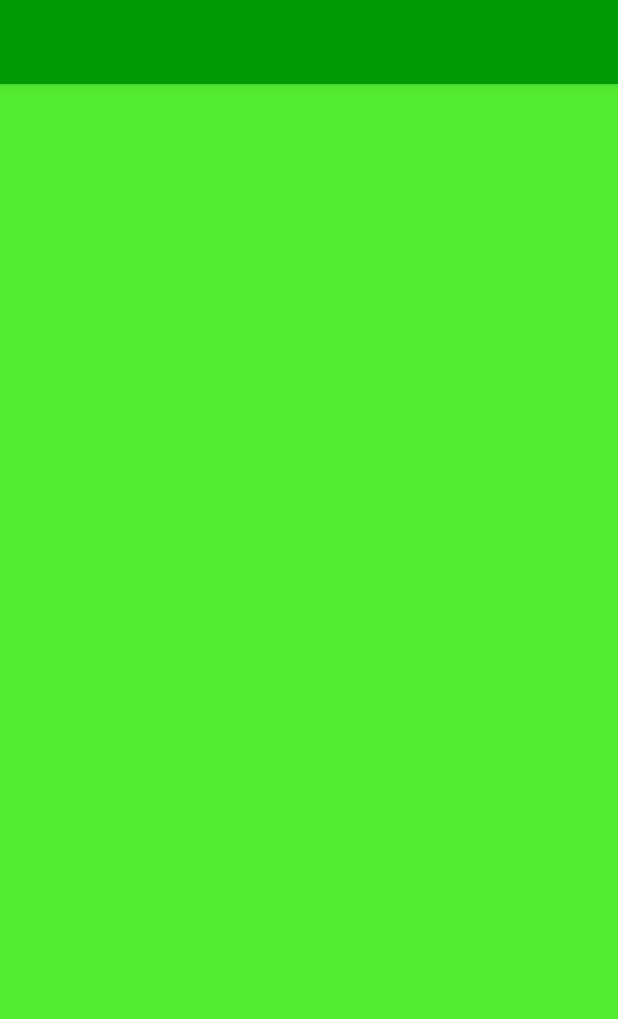
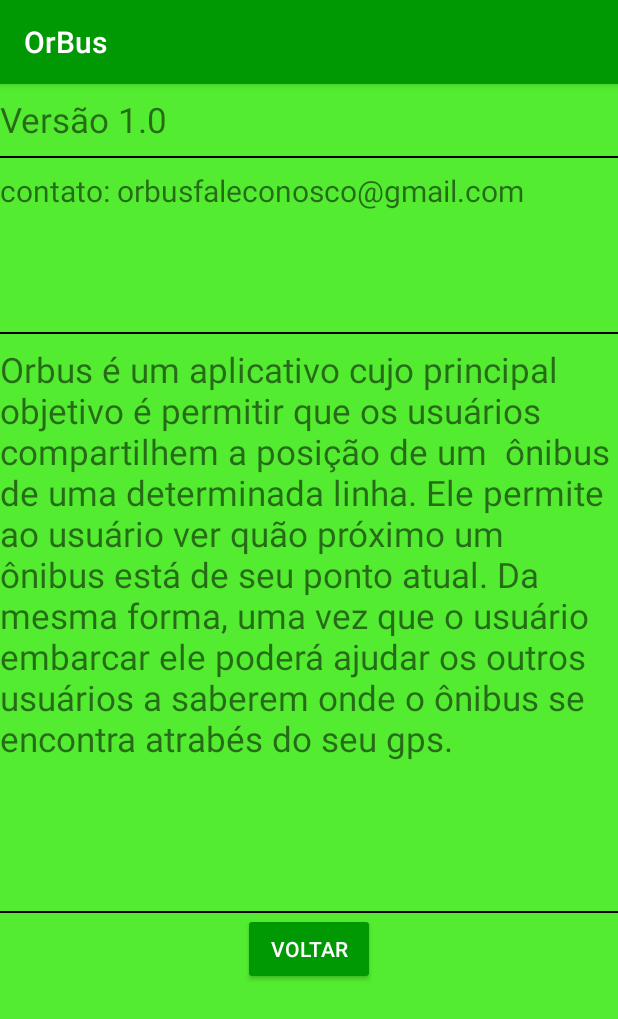
Before and after one commit to Rogielgit/OrBus, an Android app: the screen it shows after launch (LoginActivity before the commit, Sobre after it), after a tap on "SOBRE", on a phone screen of 412 x 824 dp. Shown: the top 1019 px of the screen. Run offline under Robolectric (Android 15) with nearby library versions, the phone set to English and light mode, and no system bars; our stand-ins replace Firebase (no records; nobody signed in at launch, a user with empty details on screens opened directly).

Commit message:
#carregamento, e fixação de telas arrumados

```diff
--- a/app/src/main/java/orbus/example/computeiro/orbus/LoginActivity.java
+++ b/app/src/main/java/orbus/example/computeiro/orbus/LoginActivity.java
@@ -208,13 +208,8 @@ public class LoginActivity extends BaseActivity implements
 	private void updateUI(FirebaseUser user) {
 		hideProgressDialog();
 		if (user != null) {
-			// mStatusTextView.setText(getString(R.string.emailpassword_status_fmt, user.getEmail()));
-			//mDetailTextView.setText(getString(R.string.firebase_status_fmt, user.getUid()));
+
 			showProgressDialog();
-						/*findViewById(R.id.email_password_buttons).setVisibility(View.GONE);
-            findViewById(R.id.email_password_fields).setVisibility(View.GONE);
-            findViewById(R.id.sign_out_button).setVisibility(View.VISIBLE);*/
-
 			Intent it = new Intent(LoginActivity.this, PesquisarActivity.class);
 			startActivity(it);
 		}
@@ -234,10 +229,11 @@ public class LoginActivity extends BaseActivity implements
         // automatically handle clicks on the Home/Up button, so long
         // as you specify a parent activity in AndroidManifest.xml.
         int id = item.getItemId();
-		if(id ==R.id.aboutProjet)
+		if(id == R.id.aboutProjet)
 		{
 			setContentView(R.layout.activity_sobre);
-			//return true;
+			Intent intent = new Intent(LoginActivity.this, Sobre.class);
+			startActivity(intent);
 		}
         return super.onOptionsItemSelected(item);
     }
--- /dev/null
+++ b/app/src/main/java/orbus/example/computeiro/orbus/Sobre.java
@@ -0,0 +1,40 @@
+package orbus.example.computeiro.orbus;
+
+import android.content.Intent;
+import android.os.Bundle;
+import android.support.v7.app.AppCompatActivity;
+import android.support.v7.widget.Toolbar;
+import android.view.View;
+import android.widget.Button;
+
+
+/**
+ * Created by computeiro on 04/12/16.
+ */
+
+public class Sobre extends AppCompatActivity implements View.OnClickListener{
+
+    private Toolbar toolbar;
+
+    @Override
+    protected void onCreate(Bundle savedInstanceState) {
+        super.onCreate(savedInstanceState);
+
+        setContentView(R.layout.activity_sobre);
+        findViewById(R.id.voltar).setOnClickListener(this);
+        toolbar = (Toolbar) findViewById(R.id.toolbar);
+        setSupportActionBar(toolbar);
+    }
+
+    @Override
+    public void onClick(View v) {
+
+        int i = v.getId();
+        if (i==R.id.voltar){
+            Intent intent = new Intent(Sobre.this, LoginActivity.class);
+            startActivity(intent);
+
+        }
+
+    }
+}
--- a/app/src/main/res/layout/activity_embarcar.xml
+++ b/app/src/main/res/layout/activity_embarcar.xml
@@ -43,8 +43,9 @@
         <LinearLayout
             android:layout_width="3dp"
             android:layout_height="match_parent"
-            android:background="#FF000000"
+            android:background="#000000"
             android:orientation="horizontal"></LinearLayout>
+
 
         <Button
             android:id="@+id/bMenuEmbarcar"
--- a/app/src/main/res/layout/activity_sobre.xml
+++ b/app/src/main/res/layout/activity_sobre.xml
@@ -1,5 +1,6 @@
 <?xml version="1.0" encoding="utf-8"?>
 <LinearLayout xmlns:android="http://schemas.android.com/apk/res/android"
+
     xmlns:tools="http://schemas.android.com/tools"
     xmlns:app="http://schemas.android.com/apk/res-auto"
     android:id="@+id/activity_sobre"
@@ -22,4 +23,60 @@
             android:background="?attr/colorPrimary"
             app:popupTheme="@style/AppTheme.PopupOverlay" />
     </android.support.design.widget.AppBarLayout>
-    </LinearLayout>
+
+
+    <TextView
+        android:text="Versão 1.0"
+        android:layout_width="wrap_content"
+        android:layout_height="wrap_content"
+        android:id="@+id/textView2"
+        android:textSize="23dp"
+        android:layout_weight="0.10"
+        android:layout_marginTop="8dp"/>
+    <LinearLayout
+        android:layout_width="match_parent"
+        android:layout_height="1dp"
+        android:background="#FF000000"
+        android:orientation="horizontal"></LinearLayout>
+    <TextView
+        android:text="contato: orbusfaleconosco@gmail.com"
+        android:layout_width="wrap_content"
+        android:layout_height="wrap_content"
+        android:id="@+id/textView4"
+        android:layout_weight="0.91"
+        android:textSize="20dp"
+        android:layout_marginTop="8dp"/>
+
+    <LinearLayout
+        android:layout_width="match_parent"
+        android:layout_height="1dp"
+        android:background="#FF000000"
+        android:orientation="horizontal"></LinearLayout>
+    <TextView
+        android:text="Orbus é um aplicativo cujo principal objetivo é permitir que os usuários compartilhem a posição de um  ônibus de uma determinada linha. Ele permite ao usuário ver quão próximo um ônibus está de seu ponto atual. Da mesma forma, uma vez que o usuário embarcar ele poderá ajudar os outros usuários a saberem onde o ônibus se encontra atrabés do seu gps. "
+        android:layout_width="wrap_content"
+        android:layout_height="wrap_content"
+        android:id="@+id/textView3"
+        android:layout_weight="1.12"
+        android:layout_marginTop="8dp"
+        android:textSize="23dp"/>
+    <LinearLayout
+        android:layout_width="match_parent"
+        android:layout_height="1dp"
+        android:background="#FF000000"
+        android:orientation="horizontal"></LinearLayout>
+    <LinearLayout
+    android:layout_width="wrap_content"
+    android:layout_height="wrap_content"
+    android:layout_gravity="center">
+    <Button
+        android:text="voltar"
+        android:layout_width="wrap_content"
+        android:layout_height="wrap_content"
+        android:theme="@style/ThemeOverlay.MyDarkButton"
+        android:id="@+id/voltar"
+        android:gravity="center"
+        />
+</LinearLayout>
+
+</LinearLayout>
--- a/app/src/main/res/menu/menu.xml
+++ b/app/src/main/res/menu/menu.xml
@@ -5,9 +5,5 @@
         android:id="@+id/action_settings"
         android:title="@string/action_settings"
         app:showAsAction="never" />
-    <item
-        android:id="@+id/aboutProjet"
-        android:title="@string/Sobre"
-        app:showAsAction="never">
-    </item>
+
 </menu>
```
Also changed, not shown: app/src/main/AndroidManifest.xml (+13 -0 lines), app/src/main/java/orbus/example/computeiro/orbus/EmbarcarActivity.java (+17 -5 lines), app/src/main/java/orbus/example/computeiro/orbus/PesquisarActivity.java (+33 -79 lines), 1 other file.
